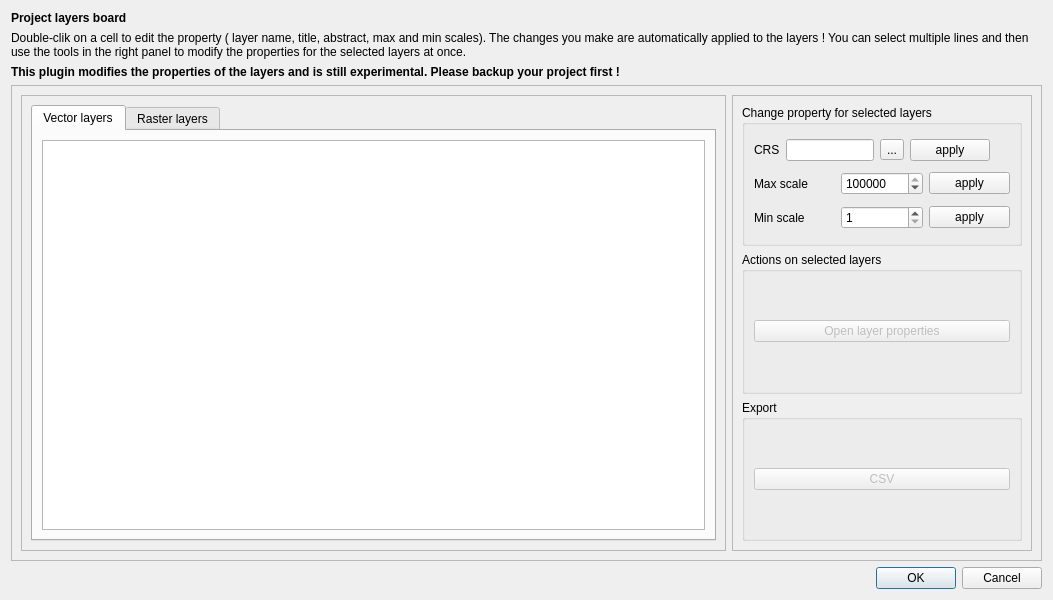
Above: layer_board_dialog_base.ui from 3liz/QgisLayerBoardPlugin before the change. Below: the same form after it.
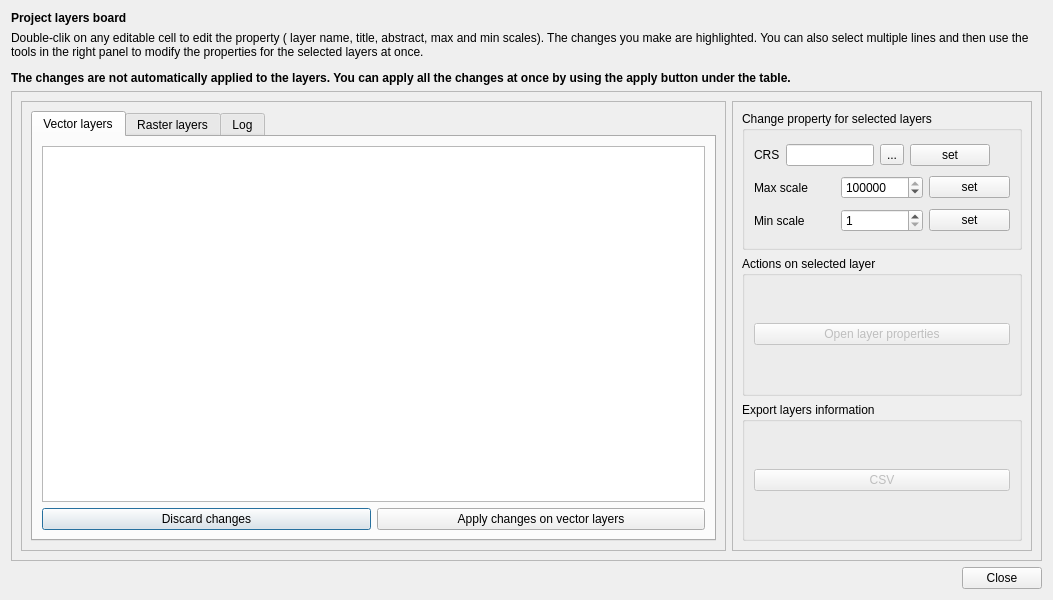
That is the form after the change.

Commit message: Highlight modifications and only manually apply them on layers + Log tab added

Diff of the .ui file:
```diff
--- a/layer_board_dialog_base.ui
+++ b/layer_board_dialog_base.ui
@@ -30,23 +30,7 @@
    <item>
     <widget class="QLabel" name="label_5">
      <property name="text">
-      <string>&lt;html&gt;&lt;head/&gt;&lt;body&gt;&lt;p&gt;Double-clik on a cell to edit the property ( layer name, title, abstract, max and min scales). The changes you make are automatically applied to the layers ! You can select multiple lines and then use the tools in the right panel to modify the properties for the selected layers at once.&lt;/p&gt;&lt;/body&gt;&lt;/html&gt;</string>
-     </property>
-     <property name="wordWrap">
-      <bool>true</bool>
-     </property>
-    </widget>
-   </item>
-   <item>
-    <widget class="QLabel" name="label_6">
-     <property name="font">
-      <font>
-       <weight>75</weight>
-       <bold>true</bold>
-      </font>
-     </property>
-     <property name="text">
-      <string>This plugin modifies the properties of the layers and is still experimental. Please backup your project first !</string>
+      <string>&lt;html&gt;&lt;head/&gt;&lt;body&gt;&lt;p&gt;Double-clik on any editable cell to edit the property ( layer name, title, abstract, max and min scales). The changes you make are highlighted. You can also select multiple lines and then use the tools in the right panel to modify the properties for the selected layers at once.&lt;/p&gt;&lt;p&gt;&lt;span style=&quot; font-weight:600;&quot;&gt;The changes are not automatically applied to the layers. You can apply all the changes at once by using the apply button under the table.&lt;/span&gt;&lt;/p&gt;&lt;/body&gt;&lt;/html&gt;</string>
      </property>
      <property name="wordWrap">
       <bool>true</bool>
@@ -64,7 +48,7 @@
         <x>0</x>
         <y>0</y>
         <width>1033</width>
-        <height>461</height>
+        <height>455</height>
        </rect>
       </property>
       <layout class="QHBoxLayout" name="horizontalLayout">
@@ -109,6 +93,33 @@
                 </attribute>
                </widget>
               </item>
+              <item>
+               <layout class="QHBoxLayout" name="horizontalLayout_2">
+                <item>
+                 <widget class="QPushButton" name="btDiscardVectorChanges">
+                  <property name="text">
+                   <string>Discard changes</string>
+                  </property>
+                  <property name="default">
+                   <bool>false</bool>
+                  </property>
+                  <property name="flat">
+                   <bool>false</bool>
+                  </property>
+                 </widget>
+                </item>
+                <item>
+                 <widget class="QPushButton" name="btCommitVectorChanges">
+                  <property name="text">
+                   <string>Apply changes on vector layers</string>
+                  </property>
+                  <property name="default">
+                   <bool>true</bool>
+                  </property>
+                 </widget>
+                </item>
+               </layout>
+              </item>
              </layout>
             </widget>
             <widget class="QWidget" name="tab_2">
@@ -138,6 +149,47 @@
                 </attribute>
                </widget>
               </item>
+              <item>
+               <layout class="QHBoxLayout" name="horizontalLayout_7">
+                <item>
+                 <widget class="QPushButton" name="btDiscardRasterChanges">
+                  <property name="text">
+                   <string>Discard changes</string>
+                  </property>
+                 </widget>
+                </item>
+                <item>
+                 <widget class="QPushButton" name="btCommitRasterChanges">
+                  <property name="autoFillBackground">
+                   <bool>false</bool>
+                  </property>
+                  <property name="text">
+                   <string>Apply changes on raster layers</string>
+                  </property>
+                  <property name="default">
+                   <bool>true</bool>
+                  </property>
+                 </widget>
+                </item>
+               </layout>
+              </item>
+             </layout>
+            </widget>
+            <widget class="QWidget" name="tab_3">
+             <attribute name="title">
+              <string>Log</string>
+             </attribute>
+             <layout class="QVBoxLayout" name="verticalLayout_11">
+              <item>
+               <widget class="QTextEdit" name="txtLog"/>
+              </item>
+              <item>
+               <widget class="QPushButton" name="btClearLog">
+                <property name="text">
+                 <string>Clear log</string>
+                </property>
+               </widget>
+              </item>
              </layout>
             </widget>
            </widget>
@@ -178,7 +230,17 @@
                   </widget>
                  </item>
                  <item>
-                  <widget class="QLineEdit" name="inCrs"/>
+                  <widget class="QLineEdit" name="inCrs">
+                   <property name="enabled">
+                    <bool>true</bool>
+                   </property>
+                   <property name="readOnly">
+                    <bool>true</bool>
+                   </property>
+                   <property name="placeholderText">
+                    <string/>
+                   </property>
+                  </widget>
                  </item>
                  <item>
                   <widget class="QToolButton" name="btDefineProjection">
@@ -190,7 +252,7 @@
                  <item>
                   <widget class="QPushButton" name="btApplyCrs">
                    <property name="text">
-                    <string>apply</string>
+                    <string>set</string>
                    </property>
                   </widget>
                  </item>
@@ -236,7 +298,7 @@
                <item>
                 <widget class="QPushButton" name="btApplyMaxScale">
                  <property name="text">
-                  <string>apply</string>
+                  <string>set</string>
                  </property>
                 </widget>
                </item>
@@ -264,7 +326,7 @@
                <item>
                 <widget class="QPushButton" name="btApplyMinScale">
                  <property name="text">
-                  <string>apply</string>
+                  <string>set</string>
                  </property>
                 </widget>
                </item>
@@ -280,7 +342,7 @@
           <item>
            <widget class="QGroupBox" name="groupBox_2">
             <property name="title">
-             <string>Actions on selected layers</string>
+             <string>Actions on selected layer</string>
             </property>
             <layout class="QVBoxLayout" name="verticalLayout_9">
              <item>
@@ -303,7 +365,7 @@
           <item>
            <widget class="QGroupBox" name="groupBox_3">
             <property name="title">
-             <string>Export</string>
+             <string>Export layers information</string>
             </property>
             <layout class="QVBoxLayout" name="verticalLayout_10">
              <item>
@@ -336,7 +398,7 @@
       <enum>Qt::Horizontal</enum>
      </property>
      <property name="standardButtons">
-      <set>QDialogButtonBox::Cancel|QDialogButtonBox::Ok</set>
+      <set>QDialogButtonBox::Close</set>
      </property>
     </widget>
    </item>
```
Left out of the diff: 4 changed lines with no effect on the pictures. The commit also changes 2 other files.
